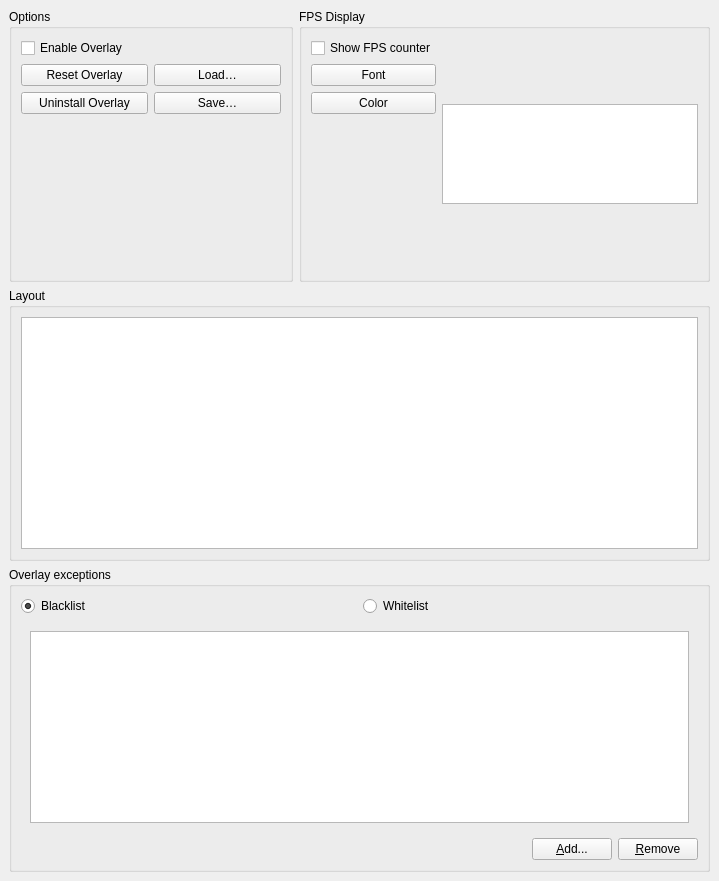
This is src/mumble/Overlay.ui in mumble-voip/mumble as Qt 5 draws it before an edit. The edited form follows.
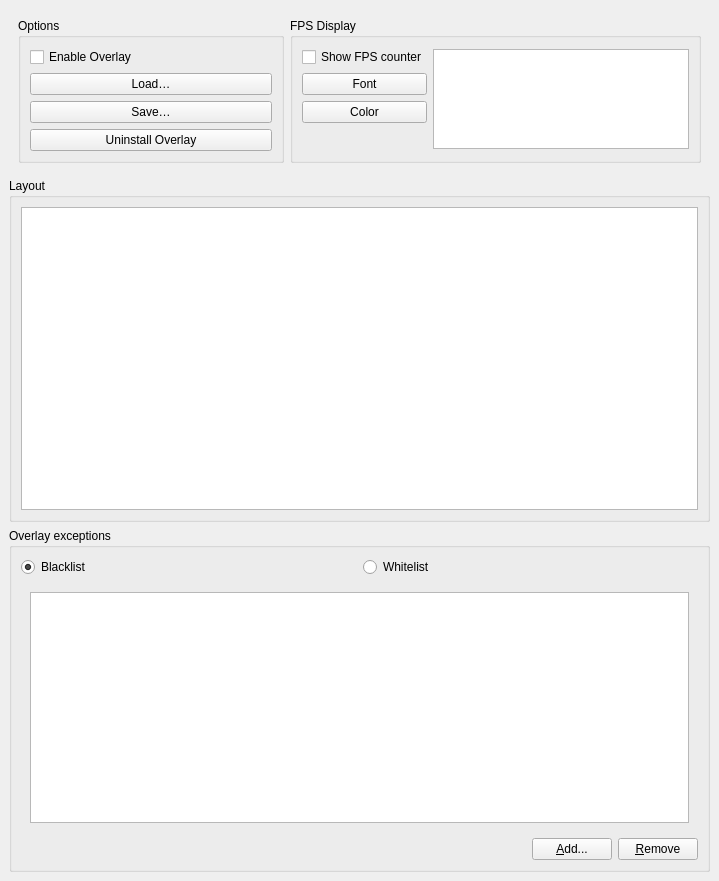
This is the edited form. The open tabs and pages were chosen to show the change. Icons and pictures are not drawn.

Commit message:
Overlay corrections
  * Config dialog now has a proper layout
  * Use the reset/restore functionality of the main config dialog
  * Move overlay enabled state to OverlaySettings (should not be
    externally visible)

Patch:
```diff
--- a/src/mumble/Overlay.ui
+++ b/src/mumble/Overlay.ui
@@ -23,16 +23,26 @@
       <number>0</number>
      </property>
      <widget class="QWidget" name="qwOverlayConfig">
-      <layout class="QVBoxLayout" name="verticalLayout_4">
+      <layout class="QVBoxLayout" name="verticalLayout_4" stretch="0,0,0">
        <item>
-        <layout class="QHBoxLayout" name="horizontalLayout_9">
+        <widget class="QWidget" name="" native="true">
+         <property name="sizePolicy">
+          <sizepolicy hsizetype="Preferred" vsizetype="Maximum">
+           <horstretch>0</horstretch>
+           <verstretch>0</verstretch>
+          </sizepolicy>
+         </property>
+         <layout class="QHBoxLayout" name="horizontalLayout_9" stretch="0,0">
+          <property name="spacing">
+           <number>-1</number>
+          </property>
          <property name="sizeConstraint">
-          <enum>QLayout::SetMinimumSize</enum>
+           <enum>QLayout::SetDefaultConstraint</enum>
          </property>
          <item>
           <widget class="QGroupBox" name="qgbOptions">
            <property name="sizePolicy">
-            <sizepolicy hsizetype="Preferred" vsizetype="Minimum">
+             <sizepolicy hsizetype="Preferred" vsizetype="Preferred">
              <horstretch>0</horstretch>
              <verstretch>0</verstretch>
             </sizepolicy>
@@ -58,36 +68,6 @@
              </widget>
             </item>
             <item>
-             <layout class="QHBoxLayout" name="horizontalLayout_7">
-              <property name="sizeConstraint">
-               <enum>QLayout::SetMinimumSize</enum>
-              </property>
-              <item>
-               <layout class="QVBoxLayout" name="verticalLayout_10">
-                <property name="sizeConstraint">
-                 <enum>QLayout::SetMinimumSize</enum>
-                </property>
-                <item>
-                 <widget class="QPushButton" name="qpbReset">
-                  <property name="toolTip">
-                   <string>Replaces all overlay settings with defaults.</string>
-                  </property>
-                  <property name="whatsThis">
-                   <string/>
-                  </property>
-                  <property name="text">
-                   <string>Reset Overlay</string>
-                  </property>
-                 </widget>
-                </item>
-                <item>
-                 <widget class="QPushButton" name="qpbUninstall">
-                  <property name="text">
-                   <string>Uninstall Overlay</string>
-                  </property>
-                 </widget>
-                </item>
-                <item>
                  <spacer name="horizontalSpacer_6">
                   <property name="orientation">
                    <enum>Qt::Horizontal</enum>
@@ -101,27 +81,9 @@
                  </spacer>
                 </item>
                 <item>
-                 <spacer name="verticalSpacer_3">
-                  <property name="orientation">
-                   <enum>Qt::Vertical</enum>
-                  </property>
-                  <property name="sizeType">
-                   <enum>QSizePolicy::MinimumExpanding</enum>
-                  </property>
-                  <property name="sizeHint" stdset="0">
-                   <size>
-                    <width>20</width>
-                    <height>0</height>
-                   </size>
-                  </property>
-                 </spacer>
-                </item>
-               </layout>
-              </item>
-              <item>
                <layout class="QVBoxLayout" name="verticalLayout_14">
                 <property name="sizeConstraint">
-                 <enum>QLayout::SetMinimumSize</enum>
+                <enum>QLayout::SetDefaultConstraint</enum>
                 </property>
                 <item>
                  <widget class="QPushButton" name="qpbLoadPreset">
@@ -144,35 +106,11 @@
                  </widget>
                 </item>
                 <item>
-                 <spacer name="horizontalSpacer_7">
-                  <property name="orientation">
-                   <enum>Qt::Horizontal</enum>
-                  </property>
-                  <property name="sizeHint" stdset="0">
-                   <size>
-                    <width>40</width>
-                    <height>0</height>
-                   </size>
-                  </property>
-                 </spacer>
-                </item>
-                <item>
-                 <spacer name="verticalSpacer_5">
-                  <property name="orientation">
-                   <enum>Qt::Vertical</enum>
-                  </property>
-                  <property name="sizeType">
-                   <enum>QSizePolicy::MinimumExpanding</enum>
-                  </property>
-                  <property name="sizeHint" stdset="0">
-                   <size>
-                    <width>20</width>
-                    <height>0</height>
-                   </size>
-                  </property>
-                 </spacer>
-                </item>
-               </layout>
+                <widget class="QPushButton" name="qpbUninstall">
+                 <property name="text">
+                  <string>Uninstall Overlay</string>
+                 </property>
+                </widget>
               </item>
              </layout>
             </item>
@@ -185,7 +123,7 @@
             <bool>true</bool>
            </property>
            <property name="sizePolicy">
-            <sizepolicy hsizetype="Preferred" vsizetype="Minimum">
+             <sizepolicy hsizetype="Preferred" vsizetype="Preferred">
              <horstretch>0</horstretch>
              <verstretch>0</verstretch>
             </sizepolicy>
@@ -197,7 +135,7 @@
             <item>
              <layout class="QVBoxLayout" name="verticalLayout_9">
               <property name="sizeConstraint">
-               <enum>QLayout::SetMinimumSize</enum>
+                <enum>QLayout::SetDefaultConstraint</enum>
               </property>
               <item>
                <widget class="QCheckBox" name="qcbShowFps">
@@ -236,13 +174,10 @@
                </widget>
               </item>
               <item>
-               <spacer name="verticalSpacer_4">
+                <spacer name="verticalSpacer_3">
                 <property name="orientation">
                  <enum>Qt::Vertical</enum>
                 </property>
-                <property name="sizeType">
-                 <enum>QSizePolicy::MinimumExpanding</enum>
-                </property>
                 <property name="sizeHint" stdset="0">
                  <size>
                   <width>20</width>
@@ -253,18 +188,13 @@
               </item>
              </layout>
             </item>
-            <item>
-             <layout class="QVBoxLayout" name="verticalLayout_13">
-              <property name="sizeConstraint">
-               <enum>QLayout::SetMinimumSize</enum>
-              </property>
               <item>
                <widget class="QGraphicsView" name="qgvFpsPreview">
                 <property name="enabled">
                  <bool>true</bool>
                 </property>
                 <property name="sizePolicy">
-                 <sizepolicy hsizetype="Expanding" vsizetype="MinimumExpanding">
+                <sizepolicy hsizetype="Expanding" vsizetype="Expanding">
                   <horstretch>0</horstretch>
                   <verstretch>0</verstretch>
                  </sizepolicy>
@@ -311,11 +241,10 @@
                </widget>
               </item>
              </layout>
-            </item>
-           </layout>
           </widget>
          </item>
         </layout>
+        </widget>
        </item>
        <item>
         <widget class="QGroupBox" name="qgbPosition">
```
Left out of the diff: 2 changed lines with no effect on the pictures. Lines whose indentation alone changed are shown as unchanged. The commit also changes 5 other files.
